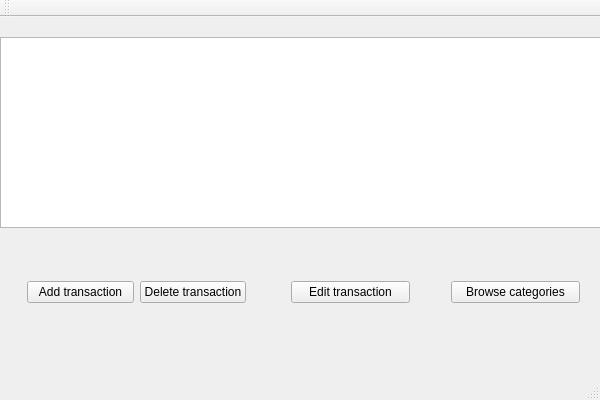
Greexoff/Budget-Management-App, file BudgetManagementQtVS/BudgetManagementQtVS/TransactionWindowView.ui: the form before one commit.
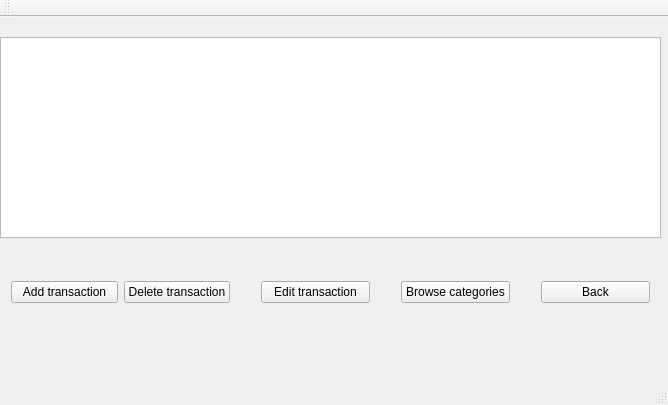
The form after the commit.

```diff
--- a/BudgetManagementQtVS/BudgetManagementQtVS/TransactionWindowView.ui
+++ b/BudgetManagementQtVS/BudgetManagementQtVS/TransactionWindowView.ui
@@ -6,8 +6,8 @@
    <rect>
     <x>0</x>
     <y>0</y>
-    <width>600</width>
-    <height>400</height>
+    <width>668</width>
+    <height>405</height>
    </rect>
   </property>
   <property name="windowTitle">
@@ -19,15 +19,15 @@
      <rect>
       <x>0</x>
       <y>20</y>
-      <width>601</width>
-      <height>191</height>
+      <width>661</width>
+      <height>201</height>
      </rect>
     </property>
    </widget>
    <widget class="QWidget" name="horizontalLayoutWidget">
     <property name="geometry">
      <rect>
-      <x>16</x>
+      <x>0</x>
       <y>230</y>
       <width>241</width>
       <height>91</height>
@@ -53,10 +53,10 @@
    <widget class="QWidget" name="horizontalLayoutWidget_2">
     <property name="geometry">
      <rect>
-      <x>440</x>
-      <y>240</y>
-      <width>151</width>
-      <height>71</height>
+      <x>390</x>
+      <y>230</y>
+      <width>131</width>
+      <height>91</height>
      </rect>
     </property>
     <layout class="QHBoxLayout" name="horizontalLayout_2">
@@ -72,10 +72,10 @@
    <widget class="QWidget" name="horizontalLayoutWidget_3">
     <property name="geometry">
      <rect>
-      <x>280</x>
-      <y>240</y>
-      <width>141</width>
-      <height>71</height>
+      <x>250</x>
+      <y>230</y>
+      <width>131</width>
+      <height>91</height>
      </rect>
     </property>
     <layout class="QHBoxLayout" name="horizontalLayout_3">
@@ -88,6 +88,25 @@
      </item>
     </layout>
    </widget>
+   <widget class="QWidget" name="horizontalLayoutWidget_4">
+    <property name="geometry">
+     <rect>
+      <x>530</x>
+      <y>230</y>
+      <width>131</width>
+      <height>91</height>
+     </rect>
+    </property>
+    <layout class="QHBoxLayout" name="horizontalLayout_4">
+     <item>
+      <widget class="QPushButton" name="changeProfileButton">
+       <property name="text">
+        <string>Back</string>
+       </property>
+      </widget>
+     </item>
+    </layout>
+   </widget>
   </widget>
   <widget class="QMenuBar" name="menuBar">
    <property name="geometry">
```
Left out of the diff: 2 changed lines with no effect on the pictures.
